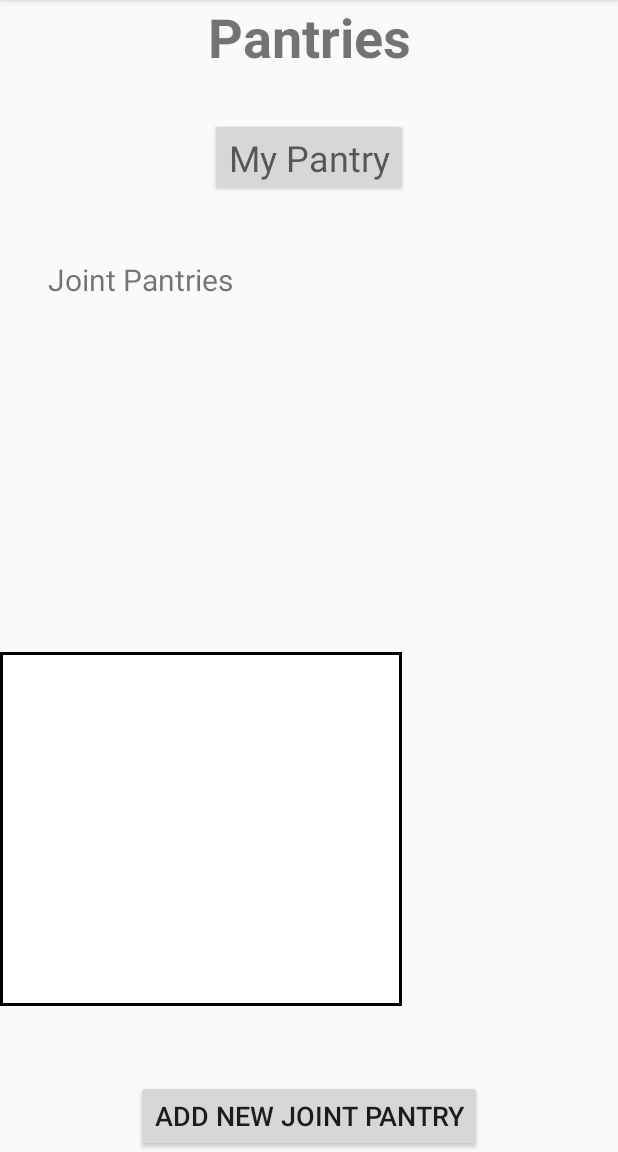
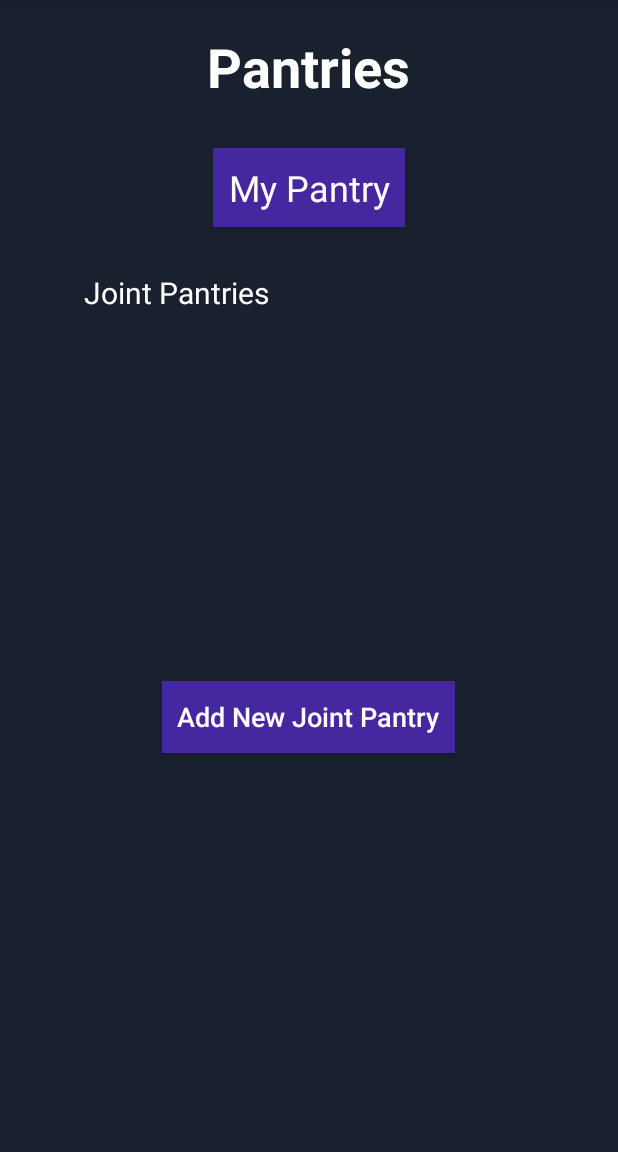
Before and after one commit to tribby5/PantryPals, an Android app: the fragment PantryTabFragment shown on its own in the app's theme, on a phone screen of 412 x 824 dp, the part 84-1236 px from its top. Run offline under Robolectric (Android 15) with nearby library versions, the phone set to English and light mode, and no system bars; our stand-ins replace Firebase (no records; nobody signed in at launch, a user with empty details on screens opened directly); 1 statement that could not run was skipped.

Commit message:
UI for main pantry page

```diff
--- a/app/src/main/java/pantrypals/pantry/JointPantryAdapter.java
+++ b/app/src/main/java/pantrypals/pantry/JointPantryAdapter.java
@@ -6,6 +6,8 @@ import android.view.View;
 import android.view.ViewGroup;
 import android.widget.BaseAdapter;
 import android.widget.TextView;
+
+import com.android.databaes.pantrypals.R;
 
 import java.util.ArrayList;
 import java.util.HashMap;
@@ -36,6 +38,7 @@ public class JointPantryAdapter extends BaseAdapter{
             view=inflater.inflate(android.R.layout.simple_list_item_1, null);
             title = view.findViewById(android.R.id.text1);
             title.setText(jointPantries.get(i).get(TITLE));
+            title.setTextColor(activity.getResources().getColor(R.color.colorWhite));
 
         }
         return view;
--- a/app/src/main/res/layout/fragment_pantry.xml
+++ b/app/src/main/res/layout/fragment_pantry.xml
@@ -1,85 +1,79 @@
-<android.support.constraint.ConstraintLayout xmlns:android="http://schemas.android.com/apk/res/android"
+<LinearLayout xmlns:android="http://schemas.android.com/apk/res/android"
     xmlns:app="http://schemas.android.com/apk/res-auto"
     xmlns:tools="http://schemas.android.com/tools"
     android:layout_width="match_parent"
     android:layout_height="match_parent"
-    tools:context="pantrypals.pantry.PantryTabFragment">
+    tools:context="pantrypals.pantry.PantryTabFragment"
+    android:background="@color/colorPrimaryDark"
+    android:orientation="vertical"
+    >
 
     <TextView
         android:id="@+id/pantry_title"
         android:layout_width="wrap_content"
         android:layout_height="wrap_content"
-        android:layout_marginEnd="8dp"
-        android:layout_marginStart="8dp"
         android:text="@string/pantries"
         android:textAlignment="center"
         android:textAllCaps="false"
         android:textSize="36sp"
         android:textStyle="bold"
-        app:layout_constraintEnd_toEndOf="parent"
-        app:layout_constraintHorizontal_bias="0.502"
-        app:layout_constraintStart_toStartOf="parent"
-        tools:layout_editor_absoluteY="0dp" />
+        android:textColor="@color/colorWhite"
+        android:layout_gravity="center"
+        android:layout_marginTop="20dp"
+        android:layout_marginBottom="30dp"
+       />
 
     <Button
         android:id="@+id/my_pantry"
         style="@style/Widget.AppCompat.Button"
         android:layout_width="wrap_content"
         android:layout_height="wrap_content"
-        android:layout_marginEnd="8dp"
-        android:layout_marginStart="8dp"
-        android:layout_marginTop="30dp"
-        android:shadowColor="#00FF00"
+        android:textColor="@color/colorWhite"
+        android:background="@color/colorAccentAlt"
         android:text="@string/my_pantry"
         android:textAppearance="@style/TextAppearance.AppCompat.Caption"
         android:textSize="24sp"
-        app:layout_constraintEnd_toEndOf="parent"
-        app:layout_constraintStart_toStartOf="parent"
-        app:layout_constraintTop_toBottomOf="@+id/pantry_title" />
+        android:layout_gravity="center"
+        android:layout_marginBottom="30dp"
+        android:padding="10dp"
+        />
 
     <TextView
         android:id="@+id/joint_pantries"
         android:layout_width="wrap_content"
         android:layout_height="wrap_content"
-        android:layout_marginBottom="2dp"
-        android:layout_marginStart="32dp"
-        android:layout_marginTop="124dp"
         android:text="@string/joint_pantries"
         android:textSize="20sp"
-        app:layout_constraintBottom_toTopOf="@+id/listView"
-        app:layout_constraintStart_toStartOf="parent"
-        app:layout_constraintTop_toBottomOf="@+id/pantry_title"
-        app:layout_constraintVertical_bias="1.0" />
+        android:textColor="@color/colorWhite"
+        android:layout_marginStart="56dp"
+        android:layout_marginBottom="15dp"
+     />
 
     <ListView
         android:id="@+id/jointPantriesListView"
         android:layout_width="268dp"
-        android:layout_height="236dp"
-        android:layout_marginBottom="30dp"
-        android:layout_marginTop="50dp"
-        android:background="@drawable/border_ui"
-        android:divider="#000"
+        android:layout_height="210dp"
+        android:divider="#FFF"
         android:dividerHeight="2dp"
         android:visibility="visible"
-        app:layout_constraintBottom_toBottomOf="parent"
-        app:layout_constraintRight_toRightOf="parent"
-        app:layout_constraintStart_toStartOf="parent"
-        app:layout_constraintTop_toTopOf="parent"
-        app:layout_constraintVertical_bias="0.851"
-        tools:layout_constraintLeft_creator="1"
-        tools:layout_constraintTop_creator="1"></ListView>
+        android:background="@color/colorPrimaryDark"
+        android:layout_gravity="center"
+        android:layout_marginBottom="20dp"
+      ></ListView>
+    <!-- android:background="@drawable/border_ui" -->
 
     <Button
         android:id="@+id/addJointPantry"
         android:layout_width="wrap_content"
         android:layout_height="wrap_content"
-        android:layout_marginEnd="8dp"
-        android:layout_marginStart="8dp"
         android:text="@string/add_new_joint_pantry"
         android:textSize="18sp"
-        app:layout_constraintBottom_toBottomOf="parent"
-        app:layout_constraintEnd_toEndOf="parent"
-        app:layout_constraintStart_toStartOf="parent" />
+        android:textColor="@color/colorWhite"
+        android:background="@color/colorAccentAlt"
+        android:layout_gravity="center"
+        android:padding="10dp"
+        android:textAllCaps="false"
+        />
 
 
-</android.support.constraint.ConstraintLayout>
+</LinearLayout>
```
